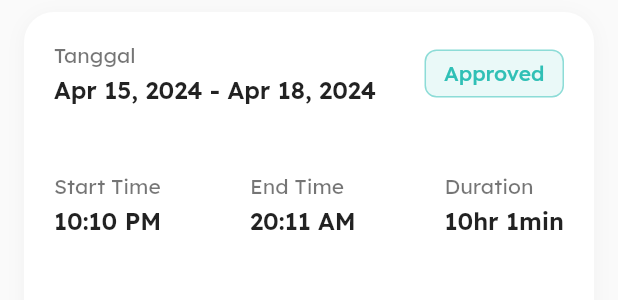
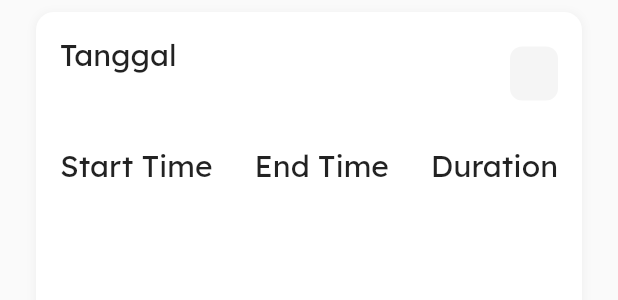
Before and after one commit to BaimmHendi/flutter_odoo_test, a Flutter app: the OvertimeCard widget shown alone on an empty page, opened directly with empty values, on a phone screen of 412 x 824 dp. Shown: the top 300 px of the screen. Run offline on Flutter 3.47's test engine with Material 3 defaults, Android fonts, the phone set to English and light mode, and no system bars; our stand-ins replace go_router, iconsax; missing offline and left inert: flutter_swipe_button.

Commit message:
Update overtime details

```diff
--- a/lib/ui/dashboard_overtime.dart
+++ b/lib/ui/dashboard_overtime.dart
@@ -1,6 +1,7 @@
 import 'package:attendee/utils/themes/app_colors.dart';
 import 'package:flutter/material.dart';
 import '../widgets/overtime_card_widget.dart';
+import '../widgets/details_overtime_card.dart';
 import 'package:iconsax/iconsax.dart';
 import '../widgets/add_overtime.dart';
 
@@ -14,7 +15,6 @@ class DashboardOvertime extends StatefulWidget {
 class _DashboardOvertimeState extends State<DashboardOvertime> {
   String _currentStatus = 'Approved';
 
-  // Data untuk status Approved
   final List<Map<String, String>> _approvedEntries = [
     {
       'date': 'Apr 15, 2024 - Apr 18, 2024',
@@ -22,6 +22,10 @@ class _DashboardOvertimeState extends State<DashboardOvertime> {
       'startTime': '10:10 PM',
       'endTime': '20:11 AM',
       'duration': '10hr 1min',
+      'name': 'Jane Hawkins',
+      'role': 'Fullstack Developer',
+      'project': 'Dev Mobile',
+      'task': 'Development',
     },
     {
       'date': 'Apr 15, 2024 - Apr 18, 2024',
@@ -29,34 +33,10 @@ class _DashboardOvertimeState extends State<DashboardOvertime> {
       'startTime': '10:10 PM',
       'endTime': '20:11 AM',
       'duration': '10hr 1min',
-    },
-    {
-      'date': 'Apr 15, 2024 - Apr 18, 2024',
-      'status': 'Approved',
-      'startTime': '10:10 PM',
-      'endTime': '20:11 AM',
-      'duration': '10hr 1min',
-    },
-    {
-      'date': 'Apr 15, 2024 - Apr 18, 2024',
-      'status': 'Approved',
-      'startTime': '10:10 PM',
-      'endTime': '20:11 AM',
-      'duration': '10hr 1min',
-    },
-    {
-      'date': 'Apr 15, 2024 - Apr 18, 2024',
-      'status': 'Approved',
-      'startTime': '10:10 PM',
-      'endTime': '20:11 AM',
-      'duration': '10hr 1min',
-    },
-    {
-      'date': 'Apr 15, 2024 - Apr 18, 2024',
-      'status': 'Approved',
-      'startTime': '10:10 PM',
-      'endTime': '20:11 AM',
-      'duration': '10hr 1min',
+      'name': 'John Doe',
+      'role': 'Frontend Developer',
+      'project': 'Dev Mobile',
+      'task': 'UI Implementation',
     },
   ];
 
--- a/lib/widgets/overtime_card_widget.dart
+++ b/lib/widgets/overtime_card_widget.dart
@@ -1,41 +1,48 @@
 import 'package:attendee/utils/themes/app_colors.dart';
 import 'package:flutter/material.dart';
+import '../widgets/details_overtime_card.dart';
 
 class OvertimeCard extends StatelessWidget {
   final Map<String, String> entry;
 
-  const OvertimeCard({super.key, required this.entry});
-
-  Color _getStatusColor(String status) {
-    switch (status.toLowerCase()) {
-      case 'approved':
-        return AppColors().approvedColor;
-      case 'pending':
-        return AppColors().pendingColor;
-      case 'cancelled':
-        return AppColors().canceledColor;
-      default:
-        return AppColors().approvedColor;
-    }
-  }
+  const OvertimeCard({
+    Key? key,
+    required this.entry,
+  }) : super(key: key);
 
   @override
   Widget build(BuildContext context) {
-    final status = entry['status'] ?? 'Approved';
-    final statusColor = _getStatusColor(status);
-
-    return Container(
-      padding: const EdgeInsets.all(20.0),
-      margin: const EdgeInsets.symmetric(horizontal: 16.0, vertical: 8.0),
+    return InkWell(
+      onTap: () {
+        Navigator.push(
+          context,
+          MaterialPageRoute(
+            builder: (context) => DetailsOvertimeCard(
+              name: entry['name'] ?? 'Jane Hawkins',
+              role: entry['role'] ?? 'Fullstack Developer',
+              date: entry['date'] ?? '',
+              startTime: entry['startTime'] ?? '',
+              endTime: entry['endTime'] ?? '',
+              project: entry['project'] ?? 'Dev Mobile',
+              task: entry['task'] ?? 'Development',
+              duration: entry['duration'] ?? '',
+              status: entry['status'] ?? '',
+            ),
+          ),
+        );
+      },
+      child: Container(
+        margin: const EdgeInsets.symmetric(horizontal: 24, vertical: 8),
+        padding: const EdgeInsets.all(16),
         decoration: BoxDecoration(
           color: Colors.white,
-        borderRadius: BorderRadius.circular(20.0),
+          borderRadius: BorderRadius.circular(12),
           boxShadow: [
             BoxShadow(
               color: Colors.grey.withOpacity(0.1),
-            spreadRadius: 0,
-            blurRadius: 10,
-            offset: const Offset(0, 2),
+              spreadRadius: 1,
+              blurRadius: 4,
+              offset: const Offset(0, 1),
             ),
           ],
         ),
@@ -51,109 +58,86 @@ class OvertimeCard extends StatelessWidget {
                     const Text(
                       'Tanggal',
                       style: TextStyle(
-                      fontSize: 14,
-                      color: Colors.black54,
+                        fontSize: 20,
+                        fontWeight: FontWeight.w400,
                       ),
                     ),
-                  const SizedBox(height: 4),
                     Text(
-                    entry['date'] ?? 'Apr 15, 2024 - Apr 18, 2024',
+                      entry['date'] ?? '',
                       style: const TextStyle(
-                      fontSize: 16,
-                      fontWeight: FontWeight.w600,
+                        fontSize: 20,
+                        fontWeight: FontWeight.bold,
                       ),
                     ),
                   ],
                 ),
                 Container(
-                padding: const EdgeInsets.symmetric(
-                  horizontal: 12,
-                  vertical: 6,
-                ),
+                  padding:
+                      const EdgeInsets.symmetric(horizontal: 16, vertical: 8),
                   decoration: BoxDecoration(
-                  color: statusColor.withOpacity(0.1),
+                    color:
+                        _getStatusColor(entry['status'] ?? '').withOpacity(0.1),
                     borderRadius: BorderRadius.circular(8),
-                  border: Border.all(color: statusColor.withOpacity(0.5)),
                   ),
                   child: Text(
-                  status,
+                    entry['status'] ?? '',
                     style: TextStyle(
-                    color: statusColor,
-                    fontSize: 14,
+                      color: _getStatusColor(entry['status'] ?? ''),
+                      fontSize: 16,
                       fontWeight: FontWeight.w500,
                     ),
                   ),
                 ),
               ],
             ),
-          const SizedBox(height: 45),
+            const SizedBox(height: 24),
             Row(
               mainAxisAlignment: MainAxisAlignment.spaceBetween,
               children: [
-              Column(
-                crossAxisAlignment: CrossAxisAlignment.start,
-                children: [
-                  const Text(
-                    'Start Time',
-                    style: TextStyle(
-                      fontSize: 14,
-                      color: Colors.black54,
-                    ),
-                  ),
-                  const SizedBox(height: 4),
-                  Text(
-                    entry['startTime'] ?? '10:10 PM',
-                    style: const TextStyle(
-                      fontSize: 16,
-                      fontWeight: FontWeight.w600,
-                    ),
-                  ),
-                ],
-              ),
-              Column(
-                crossAxisAlignment: CrossAxisAlignment.start,
-                children: [
-                  const Text(
-                    'End Time',
-                    style: TextStyle(
-                      fontSize: 14,
-                      color: Colors.black54,
-                    ),
-                  ),
-                  const SizedBox(height: 4),
-                  Text(
-                    entry['endTime'] ?? '20:11 AM',
-                    style: const TextStyle(
-                      fontSize: 16,
-                      fontWeight: FontWeight.w600,
-                    ),
-                  ),
-                ],
-              ),
-              Column(
-                crossAxisAlignment: CrossAxisAlignment.start,
-                children: [
-                  const Text(
-                    'Duration',
-                    style: TextStyle(
-                      fontSize: 14,
-                      color: Colors.black54,
-                    ),
-                  ),
-                  const SizedBox(height: 4),
-                  Text(
-                    entry['duration'] ?? '10hr 1min',
-                    style: const TextStyle(
-                      fontSize: 16,
-                      fontWeight: FontWeight.w600,
-                    ),
-                  ),
+                _buildTimeInfo('Start Time', entry['startTime'] ?? ''),
+                _buildTimeInfo('End Time', entry['endTime'] ?? ''),
+                _buildTimeInfo('Duration', entry['duration'] ?? ''),
               ],
             ),
           ],
         ),
-        ],
       ),
     );
   }
+
+  Color _getStatusColor(String status) {
+    switch (status) {
+      case 'Approved':
+        return Colors.green;
+      case 'Pending':
+        return Colors.orange;
+      case 'Cancelled':
+        return Colors.red;
+      default:
+        return Colors.grey;
     }
+  }
+
+  Widget _buildTimeInfo(String label, String value) {
+    return Column(
+      crossAxisAlignment: CrossAxisAlignment.start,
+      children: [
+        Text(
+          label,
+          style: const TextStyle(
+            fontSize: 20,
+            fontWeight: FontWeight.w400,
+          ),
+        ),
+        const SizedBox(height: 8),
+        Text(
+          value,
+          style: const TextStyle(
+            fontSize: 18,
+            fontWeight: FontWeight.bold,
+          ),
+        ),
+      ],
+    );
+  }
+}
```
Also changed, not shown: lib/widgets/details_overtime_card.dart (added, +210 -0 lines). Lines whose indentation alone changed are shown as unchanged.
